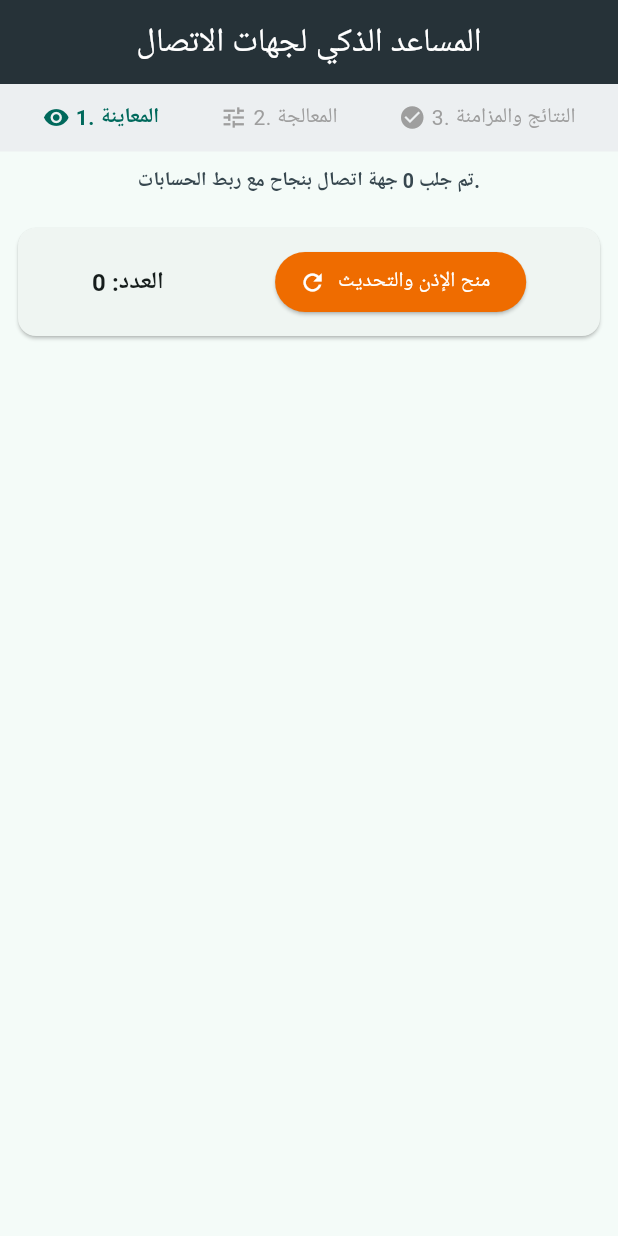
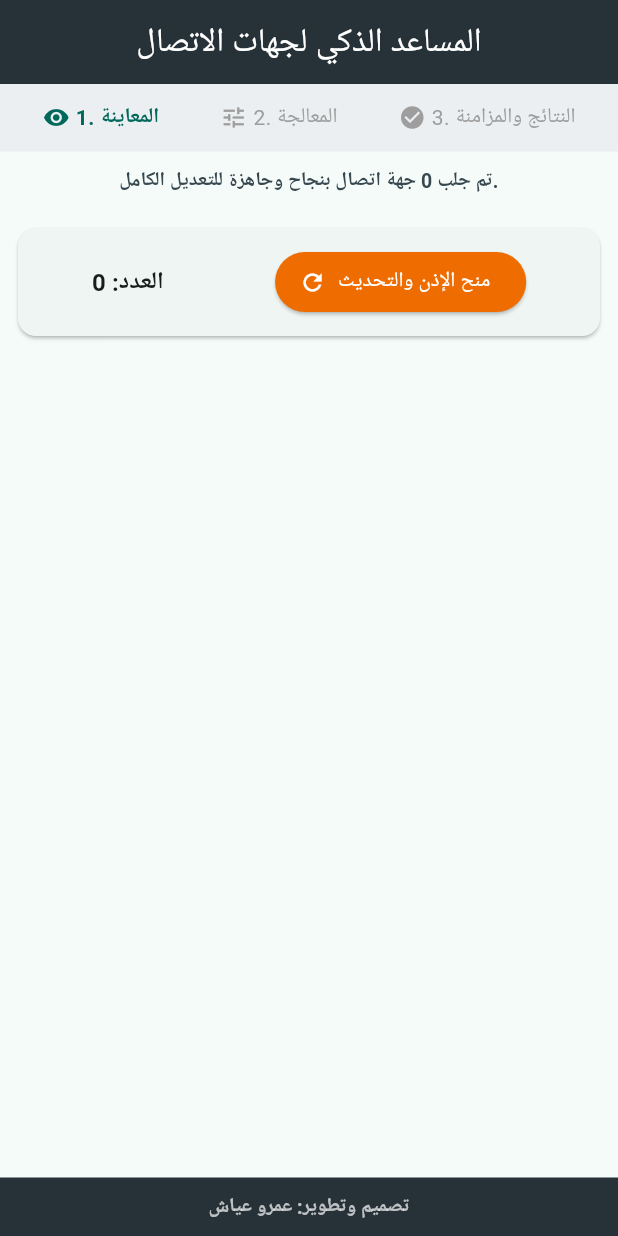
Before and after one commit to ayyashcom/smart-contacts-app, a Flutter app: the screen it shows after launch, after a tap on "منح الإذن والتحديث", on a phone screen of 412 x 824 dp. Run offline on Flutter 3.47's test engine with Material 3 defaults, Android fonts, the phone set to English and light mode, and no system bars; our stand-ins replace flutter_contacts.

Commit message:
Fetch withPhoto: true to enable contact updating, add SafeArea, and include developer credit

```diff
--- a/lib/ui/smart_wizard_screen.dart
+++ b/lib/ui/smart_wizard_screen.dart
@@ -30,11 +30,11 @@ class _SmartWizardScreenState extends State<SmartWizardScreen> {
     _checkPermissionsAndFetch();
   }
 
-  // 1. جلب جهات الاتصال مع تفعيل withAccounts: true للسماح بالتعديل في أندرويد
+  // جلب جهات الاتصال مع كامل الشروط المطلوبة للتعديل في أندرويد
   Future<void> _checkPermissionsAndFetch() async {
     setState(() {
       _isLoading = true;
-      _statusMessage = 'جاري طلب الصلاحيات وربط الحسابات...';
+      _statusMessage = 'جاري التحقق من أذونات القراءة والكتابة...';
       _errorLogs.clear();
       _nativeContactsMap.clear();
     });
@@ -42,10 +42,11 @@ class _SmartWizardScreenState extends State<SmartWizardScreen> {
     try {
       bool granted = await FlutterContacts.requestPermission(readonly: false);
       if (granted) {
+        // تفعيل withPhoto: true و withAccounts: true للسماح بالتحديث في أندرويد
         List<Contact> deviceContacts = await FlutterContacts.getContacts(
           withProperties: true,
-          withAccounts: true, // ضروري جداً في أندرويد للسماح بالتحديث
-          withPhoto: false,
+          withAccounts: true,
+          withPhoto: true,
         );
 
         List<AppContact> loaded = [];
@@ -66,7 +67,7 @@ class _SmartWizardScreenState extends State<SmartWizardScreen> {
         setState(() {
           _rawContacts = loaded;
           _isLoading = false;
-          _statusMessage = 'تم جلب ${_rawContacts.length} جهة اتصال بنجاح مع ربط الحسابات.';
+          _statusMessage = 'تم جلب ${_rawContacts.length} جهة اتصال بنجاح وجاهزة للتعديل الكامل.';
         });
       } else {
         setState(() {
@@ -78,12 +79,12 @@ class _SmartWizardScreenState extends State<SmartWizardScreen> {
       setState(() {
         _isLoading = false;
         _statusMessage = 'خطأ أثناء القراءة: $e';
-        _errorLogs.add('Permission/Fetch Error: $e');
+        _errorLogs.add('Fetch Error: $e');
       });
     }
   }
 
-  // 2. خط أنابيب المعالجة والفرز
+  // مسار المعالجة والفرز
   Future<void> _runProcessingPipeline() async {
     setState(() {
       _isLoading = true;
@@ -111,7 +112,7 @@ class _SmartWizardScreenState extends State<SmartWizardScreen> {
       if (i % 25 == 0 || i == total - 1) {
         setState(() {
           _progressValue = (i + 1) / total;
-          _statusMessage = 'جاري الفرز: ${i + 1} من أصل $total...';
+          _statusMessage = 'جاري الفرز: تم فحص ${i + 1} من أصل $total...';
         });
         await Future.delayed(const Duration(milliseconds: 2));
       }
@@ -134,7 +135,7 @@ class _SmartWizardScreenState extends State<SmartWizardScreen> {
     });
   }
 
-  // 3. المزامنة المباشرة
+  // المزامنة الحقيقية في الهاتف
   Future<void> _syncChangesToDevice() async {
     bool? confirm = await showDialog<bool>(
       context: context,
@@ -159,7 +160,7 @@ class _SmartWizardScreenState extends State<SmartWizardScreen> {
     setState(() {
       _isLoading = true;
       _progressValue = 0.0;
-      _statusMessage = 'جاري تطبيق التعديلات على الهاتف...';
+      _statusMessage = 'جاري تطبيق التعديلات على ذاكرة الهاتف...';
       _errorLogs.clear();
     });
 
@@ -240,7 +241,7 @@ class _SmartWizardScreenState extends State<SmartWizardScreen> {
         child: Column(
           crossAxisAlignment: CrossAxisAlignment.start,
           children: [
-            const Text('تفاصيل الاستثناءات والأخطاء المسجلة:', style: TextStyle(fontWeight: FontWeight.bold, fontSize: 16)),
+            const Text('تفاصيل الاستثناءات المسجلة:', style: TextStyle(fontWeight: FontWeight.bold, fontSize: 16)),
             const SizedBox(height: 8),
             Expanded(
               child: ListView.builder(
@@ -266,8 +267,11 @@ class _SmartWizardScreenState extends State<SmartWizardScreen> {
         backgroundColor: Colors.blueGrey[900],
         foregroundColor: Colors.white,
       ),
-      body: Column(
+      body: SafeArea(
+        bottom: true, // حماية المساحة السفلية من التداخل مع شريط التنقل
+        child: Column(
           children: [
+            // شريط المراحل
             Container(
               padding: const EdgeInsets.symmetric(vertical: 12, horizontal: 8),
               color: Colors.blueGrey[50],
@@ -280,8 +284,10 @@ class _SmartWizardScreenState extends State<SmartWizardScreen> {
                 ],
               ),
             ),
+
             if (_isLoading)
               LinearProgressIndicator(value: _progressValue > 0 ? _progressValue : null, color: Colors.teal),
+
             Padding(
               padding: const EdgeInsets.all(10.0),
               child: Text(
@@ -290,6 +296,8 @@ class _SmartWizardScreenState extends State<SmartWizardScreen> {
                 textAlign: TextAlign.center,
               ),
             ),
+
+            // المحتوى الرئيسي
             Expanded(
               child: _currentStep == 0
                   ? _buildInitialAuditView()
@@ -297,6 +305,8 @@ class _SmartWizardScreenState extends State<SmartWizardScreen> {
                       ? _buildProcessingProgressView()
                       : _buildFinalReviewView(),
             ),
+
+            // شريط الأخطاء إن وجد
             if (_errorLogs.isNotEmpty)
               InkWell(
                 onTap: _showErrorsModal,
@@ -315,7 +325,25 @@ class _SmartWizardScreenState extends State<SmartWizardScreen> {
                   ),
                 ),
               ),
+
+            // شريط التوقيع في الأسفل بكامل الشاشة مع حماية البار السفلي
+            Container(
+              width: double.infinity,
+              padding: const EdgeInsets.symmetric(vertical: 10),
+              color: Colors.blueGrey[900],
+              child: const Text(
+                'تصميم وتطوير: عمرو عياش',
+                textAlign: TextAlign.center,
+                style: TextStyle(
+                  color: Colors.white70,
+                  fontSize: 13,
+                  fontWeight: FontWeight.w600,
+                  letterSpacing: 0.5,
+                ),
+              ),
+            ),
           ],
+        ),
       ),
     );
   }
```
Lines whose indentation alone changed are shown as unchanged.
